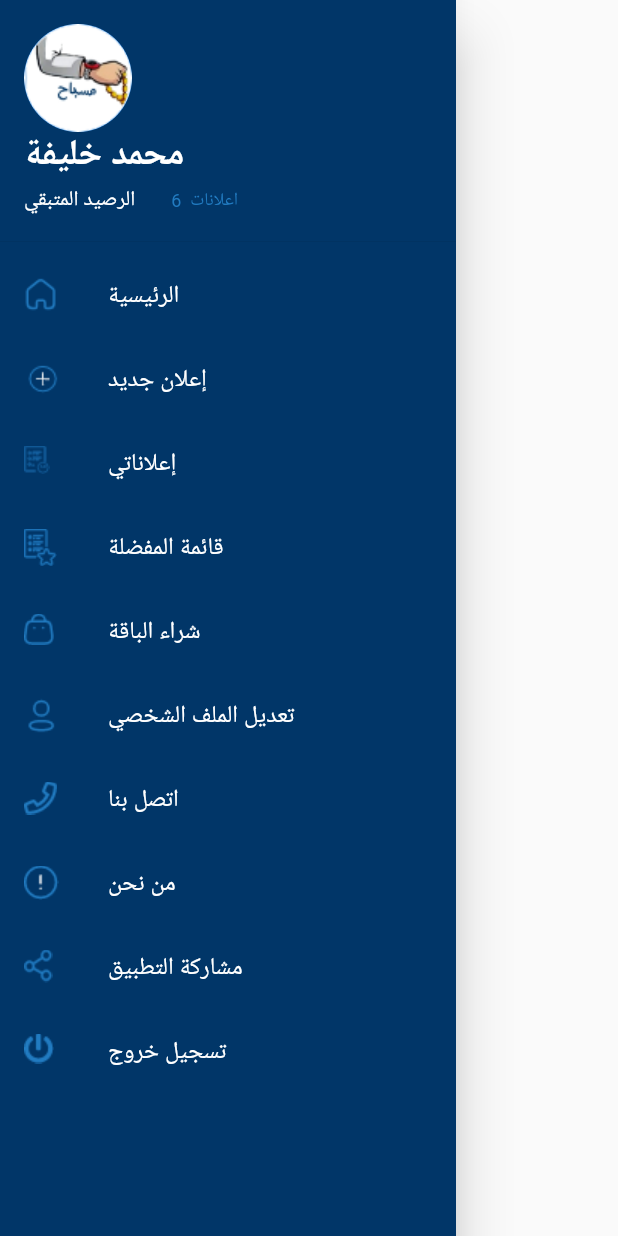
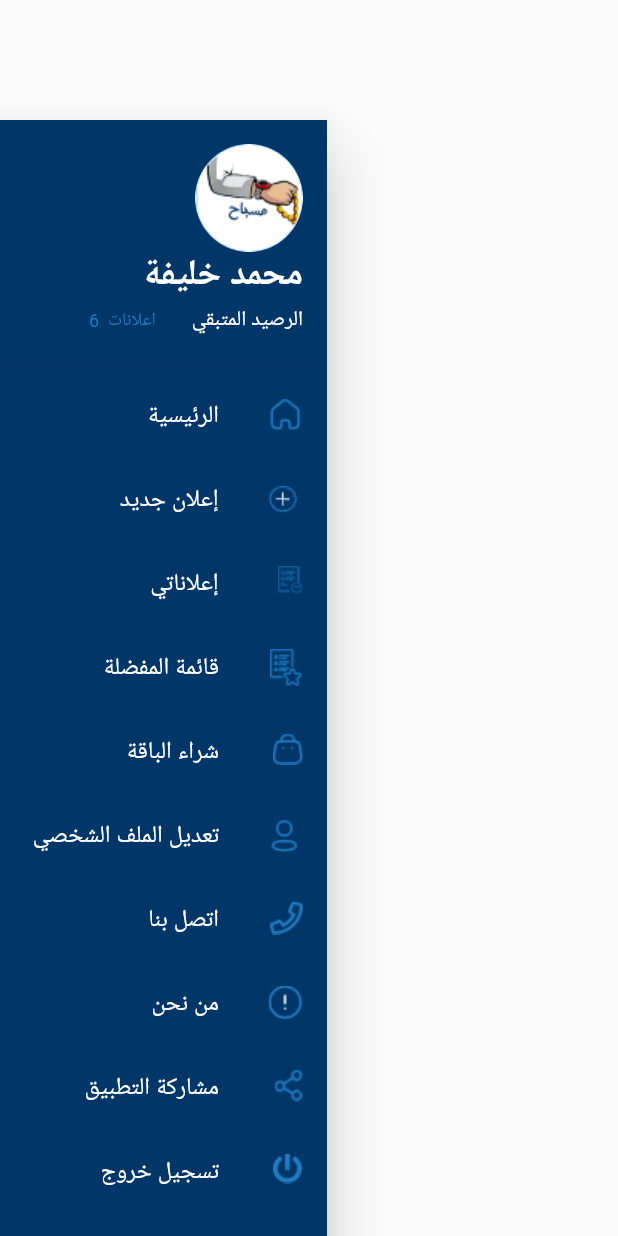
Before and after one commit to WorkFlutter/misbah, a Flutter app: the MyAppDrawer widget shown alone on an empty page, opened directly, on a phone screen of 412 x 824 dp. Run offline on Flutter 3.47's test engine with Material 2 defaults, Android fonts, the phone set to English and light mode, and no system bars; our stand-ins replace get.

Commit message:
finish app drawer

```diff
--- a/lib/widgets/1app_drawer.dart
+++ b/lib/widgets/1app_drawer.dart
@@ -8,7 +8,13 @@ class MyAppDrawer extends StatelessWidget {
   @override
   Widget build(BuildContext context) {
     Size size = MediaQuery.of(context).size;
-    return Drawer(
+    return Directionality(
+      textDirection: TextDirection.rtl,
+      child: SizedBox(
+        width: (218 / size.width) * size.width,
+        child: Padding(
+            padding: EdgeInsets.only(top: (80 / size.height) * size.height),
+            child:Drawer(
               child: Container(
                 color: Color(0xff013668),
                 child: ListView(
@@ -61,6 +67,9 @@ class MyAppDrawer extends StatelessWidget {
                   ],
                 ),
               ),
+            )
+        ),
+      ),
     );
   }
 }
```
Also changed, not shown: lib/screens/1home.dart (+1 -10 lines). Lines whose indentation alone changed are shown as unchanged.
